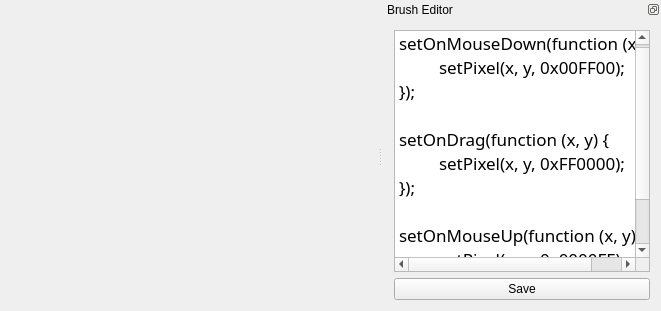
This is MainWindow.ui in teamxy/qrush as Qt 5 draws it before an edit. The edited form follows.
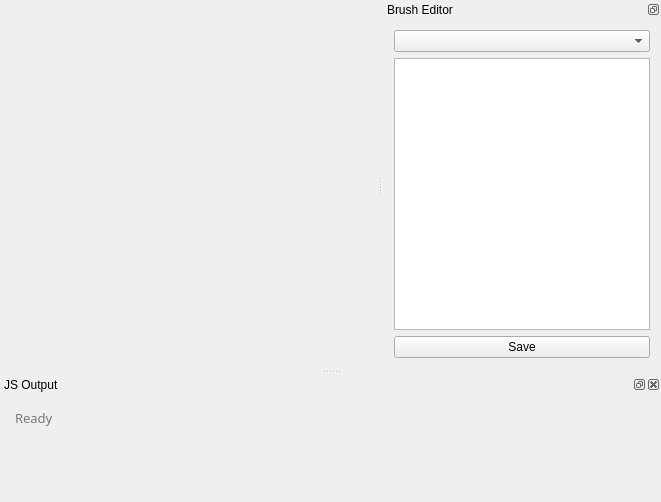
This is the edited form.

Commit message: Add js console for debugging

```diff
--- a/MainWindow.ui
+++ b/MainWindow.ui
@@ -7,7 +7,7 @@
     <x>0</x>
     <y>0</y>
     <width>661</width>
-    <height>311</height>
+    <height>502</height>
    </rect>
   </property>
   <property name="cursor">
@@ -44,7 +44,10 @@
    <widget class="QWidget" name="dockWidgetContents">
     <layout class="QVBoxLayout" name="verticalLayout">
      <item>
-      <widget class="QTextEdit" name="textEdit">
+      <widget class="QComboBox" name="comboBox"/>
+     </item>
+     <item>
+      <widget class="QTextEdit" name="jsTextEdit">
        <property name="sizePolicy">
         <sizepolicy hsizetype="Preferred" vsizetype="Preferred">
          <horstretch>0</horstretch>
@@ -74,18 +77,7 @@
 &lt;html&gt;&lt;head&gt;&lt;meta name=&quot;qrichtext&quot; content=&quot;1&quot; /&gt;&lt;style type=&quot;text/css&quot;&gt;
 p, li { white-space: pre-wrap; }
 &lt;/style&gt;&lt;/head&gt;&lt;body style=&quot; font-family:'Menlo'; font-size:12pt; font-weight:400; font-style:normal;&quot;&gt;
-&lt;p style=&quot; margin-top:0px; margin-bottom:0px; margin-left:0px; margin-right:0px; -qt-block-indent:0; text-indent:0px;&quot;&gt;&lt;span style=&quot; font-family:'.Lucida Grande UI'; font-size:13pt;&quot;&gt;setOnMouseDown(function (x, y) {&lt;/span&gt;&lt;/p&gt;
-&lt;p style=&quot; margin-top:0px; margin-bottom:0px; margin-left:0px; margin-right:0px; -qt-block-indent:0; text-indent:0px; -qt-user-state:0;&quot;&gt;&lt;span style=&quot; font-family:'.Lucida Grande UI'; font-size:13pt;&quot;&gt;	setPixel(x, y, 0x00FF00);&lt;/span&gt;&lt;/p&gt;
-&lt;p style=&quot; margin-top:0px; margin-bottom:0px; margin-left:0px; margin-right:0px; -qt-block-indent:0; text-indent:0px; -qt-user-state:0;&quot;&gt;&lt;span style=&quot; font-family:'.Lucida Grande UI'; font-size:13pt;&quot;&gt;});&lt;/span&gt;&lt;/p&gt;
-&lt;p style=&quot;-qt-paragraph-type:empty; margin-top:0px; margin-bottom:0px; margin-left:0px; margin-right:0px; -qt-block-indent:0; text-indent:0px; font-family:'.Lucida Grande UI'; font-size:13pt;&quot;&gt;&lt;br /&gt;&lt;/p&gt;
-&lt;p style=&quot; margin-top:0px; margin-bottom:0px; margin-left:0px; margin-right:0px; -qt-block-indent:0; text-indent:0px; -qt-user-state:0;&quot;&gt;&lt;span style=&quot; font-family:'.Lucida Grande UI'; font-size:13pt;&quot;&gt;setOnDrag(function (x, y) {&lt;/span&gt;&lt;/p&gt;
-&lt;p style=&quot; margin-top:0px; margin-bottom:0px; margin-left:0px; margin-right:0px; -qt-block-indent:0; text-indent:0px; -qt-user-state:0;&quot;&gt;&lt;span style=&quot; font-family:'.Lucida Grande UI'; font-size:13pt;&quot;&gt;	setPixel(x, y, 0xFF0000);&lt;/span&gt;&lt;/p&gt;
-&lt;p style=&quot; margin-top:0px; margin-bottom:0px; margin-left:0px; margin-right:0px; -qt-block-indent:0; text-indent:0px; -qt-user-state:0;&quot;&gt;&lt;span style=&quot; font-family:'.Lucida Grande UI'; font-size:13pt;&quot;&gt;});&lt;/span&gt;&lt;/p&gt;
-&lt;p style=&quot;-qt-paragraph-type:empty; margin-top:0px; margin-bottom:0px; margin-left:0px; margin-right:0px; -qt-block-indent:0; text-indent:0px; font-family:'.Lucida Grande UI'; font-size:13pt;&quot;&gt;&lt;br /&gt;&lt;/p&gt;
-&lt;p style=&quot; margin-top:0px; margin-bottom:0px; margin-left:0px; margin-right:0px; -qt-block-indent:0; text-indent:0px; -qt-user-state:0;&quot;&gt;&lt;span style=&quot; font-family:'.Lucida Grande UI'; font-size:13pt;&quot;&gt;setOnMouseUp(function (x, y) {&lt;/span&gt;&lt;/p&gt;
-&lt;p style=&quot; margin-top:0px; margin-bottom:0px; margin-left:0px; margin-right:0px; -qt-block-indent:0; text-indent:0px; -qt-user-state:0;&quot;&gt;&lt;span style=&quot; font-family:'.Lucida Grande UI'; font-size:13pt;&quot;&gt;	setPixel(x, y, 0x0000FF);&lt;/span&gt;&lt;/p&gt;
-&lt;p style=&quot; margin-top:0px; margin-bottom:0px; margin-left:0px; margin-right:0px; -qt-block-indent:0; text-indent:0px; -qt-user-state:0;&quot;&gt;&lt;span style=&quot; font-family:'.Lucida Grande UI'; font-size:13pt;&quot;&gt;});&lt;/span&gt;&lt;/p&gt;
-&lt;p style=&quot; margin-top:0px; margin-bottom:0px; margin-left:0px; margin-right:0px; -qt-block-indent:0; text-indent:0px;&quot;&gt;ss&lt;/p&gt;&lt;/body&gt;&lt;/html&gt;</string>
+&lt;p style=&quot;-qt-paragraph-type:empty; margin-top:0px; margin-bottom:0px; margin-left:0px; margin-right:0px; -qt-block-indent:0; text-indent:0px;&quot;&gt;&lt;br /&gt;&lt;/p&gt;&lt;/body&gt;&lt;/html&gt;</string>
        </property>
        <property name="tabStopWidth">
         <number>40</number>
@@ -105,6 +97,126 @@
     </layout>
    </widget>
   </widget>
+  <widget class="QDockWidget" name="dockWidget_2">
+   <property name="sizePolicy">
+    <sizepolicy hsizetype="Fixed" vsizetype="Preferred">
+     <horstretch>0</horstretch>
+     <verstretch>0</verstretch>
+    </sizepolicy>
+   </property>
+   <property name="autoFillBackground">
+    <bool>false</bool>
+   </property>
+   <property name="floating">
+    <bool>false</bool>
+   </property>
+   <property name="windowTitle">
+    <string>JS Output</string>
+   </property>
+   <attribute name="dockWidgetArea">
+    <number>8</number>
+   </attribute>
+   <widget class="QWidget" name="dockWidgetContents_2">
+    <layout class="QVBoxLayout" name="verticalLayout_2">
+     <item>
+      <widget class="QTextEdit" name="jsConsoleTextEdit">
+       <property name="palette">
+        <palette>
+         <active>
+          <colorrole role="Text">
+           <brush brushstyle="SolidPattern">
+            <color alpha="255">
+             <red>119</red>
+             <green>119</green>
+             <blue>119</blue>
+            </color>
+           </brush>
+          </colorrole>
+          <colorrole role="Base">
+           <brush brushstyle="SolidPattern">
+            <color alpha="0">
+             <red>67</red>
+             <green>67</green>
+             <blue>67</blue>
+            </color>
+           </brush>
+          </colorrole>
+         </active>
+         <inactive>
+          <colorrole role="Text">
+           <brush brushstyle="SolidPattern">
+            <color alpha="255">
+             <red>119</red>
+             <green>119</green>
+             <blue>119</blue>
+            </color>
+           </brush>
+          </colorrole>
+          <colorrole role="Base">
+           <brush brushstyle="SolidPattern">
+            <color alpha="0">
+             <red>67</red>
+             <green>67</green>
+             <blue>67</blue>
+            </color>
+           </brush>
+          </colorrole>
+         </inactive>
+         <disabled>
+          <colorrole role="Text">
+           <brush brushstyle="SolidPattern">
+            <color alpha="255">
+             <red>127</red>
+             <green>127</green>
+             <blue>127</blue>
+            </color>
+           </brush>
+          </colorrole>
+          <colorrole role="Base">
+           <brush brushstyle="SolidPattern">
+            <color alpha="255">
+             <red>237</red>
+             <green>237</green>
+             <blue>237</blue>
+            </color>
+           </brush>
+          </colorrole>
+         </disabled>
+        </palette>
+       </property>
+       <property name="font">
+        <font>
+         <family>Menlo</family>
+         <pointsize>10</pointsize>
+        </font>
+       </property>
+       <property name="autoFillBackground">
+        <bool>false</bool>
+       </property>
+       <property name="frameShape">
+        <enum>QFrame::NoFrame</enum>
+       </property>
+       <property name="sizeAdjustPolicy">
+        <enum>QAbstractScrollArea::AdjustToContentsOnFirstShow</enum>
+       </property>
+       <property name="readOnly">
+        <bool>true</bool>
+       </property>
+       <property name="html">
+        <string>&lt;!DOCTYPE HTML PUBLIC &quot;-//W3C//DTD HTML 4.0//EN&quot; &quot;http://www.w3.org/TR/REC-html40/strict.dtd&quot;&gt;
+&lt;html&gt;&lt;head&gt;&lt;meta name=&quot;qrichtext&quot; content=&quot;1&quot; /&gt;&lt;style type=&quot;text/css&quot;&gt;
+p, li { white-space: pre-wrap; }
+&lt;/style&gt;&lt;/head&gt;&lt;body style=&quot; font-family:'Menlo'; font-size:10pt; font-weight:400; font-style:normal;&quot;&gt;
+&lt;p style=&quot; margin-top:0px; margin-bottom:0px; margin-left:0px; margin-right:0px; -qt-block-indent:0; text-indent:0px;&quot;&gt;Ready&lt;/p&gt;&lt;/body&gt;&lt;/html&gt;</string>
+       </property>
+       <property name="textInteractionFlags">
+        <set>Qt::TextSelectableByKeyboard|Qt::TextSelectableByMouse</set>
+       </property>
+      </widget>
+     </item>
+    </layout>
+   </widget>
+  </widget>
  </widget>
  <layoutdefault spacing="6" margin="11"/>
  <resources/>
```
Left out of the diff: 5 changed lines with no effect on the pictures. The commit also changes 3 other files.
